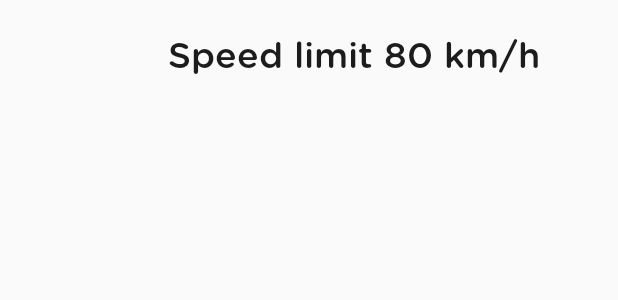
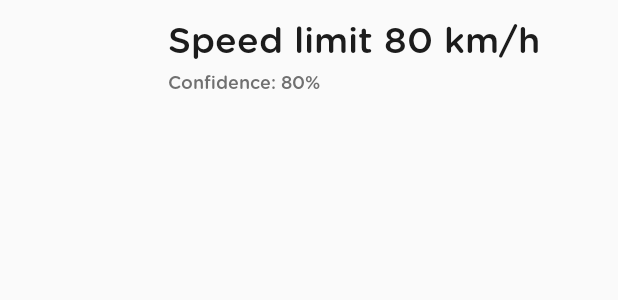
Before and after one commit to VladYatsenko/car-assistant-android, an Android app: the layout item_sign.xml on its own in the app's theme, with its tools: preview values and no code run, on a phone screen of 412 x 824 dp. Shown: the top 300 px of the screen. Run offline under Robolectric (Android 15) with nearby library versions, the phone set to English and light mode, and no system bars; network calls fail.

Commit message:
implemented speed classifier

```diff
--- a/app/src/main/java/com/carassistant/ui/adapter/SignAdapter.java
+++ b/app/src/main/java/com/carassistant/ui/adapter/SignAdapter.java
@@ -76,12 +76,13 @@ public class SignAdapter extends RecyclerView.Adapter<SignAdapter.SignViewHolder
     class SignViewHolder extends RecyclerView.ViewHolder {
 
         AppCompatImageView image;
-        TextView signName;
+        TextView signName, signConfidence;
 
         SignViewHolder(View v) {
             super(v);
             image = v.findViewById(R.id.signImg);
             signName = v.findViewById(R.id.signName);
+            signConfidence = v.findViewById(R.id.signConfidence);
         }
 
         void bind(SignEntity sing) {
@@ -89,6 +90,9 @@ public class SignAdapter extends RecyclerView.Adapter<SignAdapter.SignViewHolder
                     .load(sing.getImage())
                     .into(image);
             signName.setText(sing.getName());
+
+            String confidence = String.format("%.2f", sing.getConfidenceDetection()*100).replace(',', '.');
+            signConfidence.setText("Confidence: "+confidence+"%");
         }
 
     }
--- a/app/src/main/res/layout/item_sign.xml
+++ b/app/src/main/res/layout/item_sign.xml
@@ -15,14 +15,33 @@
         android:layout_width="64dp"
         android:layout_height="64dp" />
 
-    <TextView
-        android:id="@+id/signName"
+    <LinearLayout
         android:layout_width="match_parent"
         android:layout_height="wrap_content"
-        android:fontFamily="@font/gotham_rounded_medium"
-        android:textSize="24sp"
-        android:textColor="@color/cod_gray"
-        android:layout_marginStart="16dp"
-        tools:text="Speed limit 80 km/h"/>
+        android:orientation="vertical">
+
+        <TextView
+            android:id="@+id/signName"
+            android:layout_width="match_parent"
+            android:layout_height="wrap_content"
+            android:layout_marginStart="16dp"
+            android:fontFamily="@font/gotham_rounded_medium"
+            android:textColor="@color/cod_gray"
+            android:textSize="24sp"
+            tools:text="Speed limit 80 km/h" />
+
+        <TextView
+            android:id="@+id/signConfidence"
+            android:layout_width="match_parent"
+            android:layout_height="wrap_content"
+            android:layout_marginStart="16dp"
+            android:layout_marginTop="4dp"
+            android:fontFamily="@font/gotham_rounded_medium"
+            android:textColor="@color/dove_gray"
+            android:textSize="12sp"
+            tools:text="Confidence: 80%" />
+
+    </LinearLayout>
+
 
 </LinearLayout>
```
Also changed, not shown: app/src/main/assets/classifier_labelmap.txt (added, +9 -0 lines), app/src/main/java/com/carassistant/model/entity/SignEntity.java (+21 -1 lines), app/src/main/java/com/carassistant/tflite/classification/SpeedLimitClassifier.java (+12 -46 lines), app/src/main/java/com/carassistant/ui/activities/DetectorActivity.java (+42 -19 lines), app/src/main/java/com/carassistant/utils/ImageUtils.java (added, +22 -0 lines), app/src/main/assets/detect_labelmap.txt (renamed from app/src/main/assets/labelmap.txt), 1 other file.
